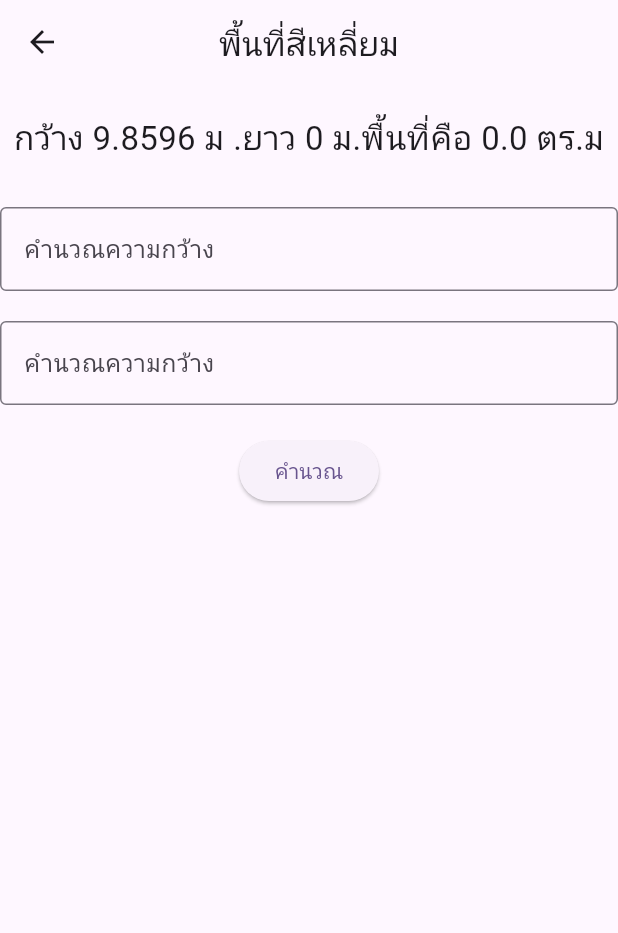
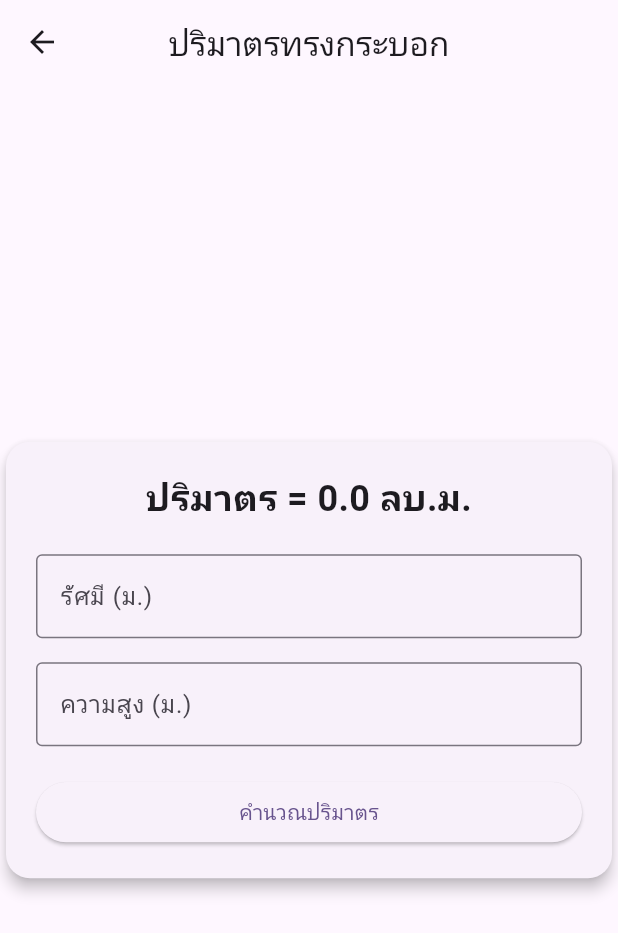
Before and after one commit to Mong6519/w2_28_kunlanan, a Flutter app: the Volume screen opened by its route, on a phone screen of 412 x 824 dp. Shown: the top 933 px of the screen. Run offline on Flutter 3.47's test engine with Material 3 defaults, Android fonts, the phone set to English and light mode, and no system bars.

Commit message:
Update volume.dart

```diff
--- a/lib/volume.dart
+++ b/lib/volume.dart
@@ -8,59 +8,83 @@ class Volume extends StatefulWidget {
 }
 
 class VolumeState extends State<Volume> {
-  double _area = 3.14*3.14 ;
-  int _length = 0;
-  double _area2 = 0;
+  double _radius = 0;
+  double _height = 0;
+  double _volume = 0;
 
-  TextEditingController _areaCtrl = TextEditingController();
-  TextEditingController _lengthCtrl = TextEditingController();
+  final TextEditingController _radiusCtrl = TextEditingController();
+  final TextEditingController _heightCtrl = TextEditingController();
 
-  void _CalReg() {
-    _area = double.tryParse(_areaCtrl.text) ?? 0;
-    _length = int.tryParse(_lengthCtrl.text) ?? 0;
-
+  void _calVolume() {
     setState(() {
-      _area2 = _area * _length ;
+      _radius = double.tryParse(_radiusCtrl.text) ?? 0;
+      _height = double.tryParse(_heightCtrl.text) ?? 0;
+      _volume = 3.14 * _radius * _radius * _height;
     });
   }
 
-  final InputDecoration _textFieldStyle = InputDecoration(
+  final InputDecoration _textFieldStyle = const InputDecoration(
     border: OutlineInputBorder(),
   );
 
   @override
   Widget build(BuildContext context) {
     return Scaffold(
-      appBar: AppBar(title: Text("พื้นที่สีเหลี่ยม"), centerTitle: true),
-      body: Column(
+      appBar: AppBar(
+        title: const Text("ปริมาตรทรงกระบอก"),
+        centerTitle: true,
+      ),
+      body: Center(
+        child: Card(
+          elevation: 4,
+          shape: RoundedRectangleBorder(
+            borderRadius: BorderRadius.circular(16),
+          ),
+          child: Padding(
+            padding: const EdgeInsets.all(20),
+            child: Column(
+              mainAxisSize: MainAxisSize.min,
               children: [
-          SizedBox(height: 20),
                 Text(
-            "กว้าง $_area ม .ยาว $_length ม.พื้นที่คือ $_area2 ตร.ม",
-            style: TextStyle(fontSize: 22),
+                  "ปริมาตร = $_volume ลบ.ม.",
+                  style: const TextStyle(
+                    fontSize: 24,
+                    fontWeight: FontWeight.bold,
                   ),
-          SizedBox(height: 30),
+                ),
+                const SizedBox(height: 20),
+
                 TextField(
-            controller: _areaCtrl,
+                  controller: _radiusCtrl,
                   keyboardType: TextInputType.number,
                   decoration: _textFieldStyle.copyWith(
-              label: Text("คำนวณความกว้าง"),
-              hint: Text("กรอกความกว้าง"),
+                    labelText: "รัศมี (ม.)",
                   ),
                 ),
-          SizedBox(height: 20),
+                const SizedBox(height: 16),
+
                 TextField(
-            controller: _lengthCtrl,
+                  controller: _heightCtrl,
                   keyboardType: TextInputType.number,
                   decoration: _textFieldStyle.copyWith(
-              label: Text("คำนวณความกว้าง"),
-              hint: Text("กรอกความกว้าง"),
+                    labelText: "ความสูง (ม.)",
                   ),
                 ),
-          SizedBox(height: 20),
-          ElevatedButton(onPressed: () => {_CalReg()}, child: Text("คำนวณ")),
+                const SizedBox(height: 20),
+
+                SizedBox(
+                  width: double.infinity,
+                  child: ElevatedButton(
+                    onPressed: _calVolume,
+                    child: const Text("คำนวณปริมาตร"),
+                  ),
+                ),
               ],
+            ),
+          ),
+        ),
       ),
     );
   }
+
 }
```
Lines whose indentation alone changed are shown as unchanged.
